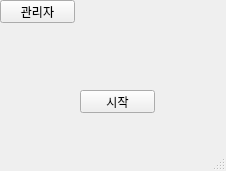
The window that ui/kiosk.ui (BSEom/miniP_kiosk) describes before a commit, drawn with Qt 5.
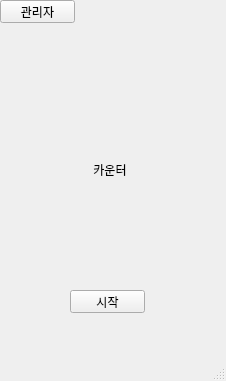
The same window after the commit.

What changed in the file:
```diff
--- a/ui/kiosk.ui
+++ b/ui/kiosk.ui
@@ -7,7 +7,7 @@
     <x>0</x>
     <y>0</y>
     <width>226</width>
-    <height>171</height>
+    <height>381</height>
    </rect>
   </property>
   <property name="minimumSize">
@@ -36,8 +36,8 @@
    <widget class="QPushButton" name="start_btn">
     <property name="geometry">
      <rect>
-      <x>80</x>
-      <y>90</y>
+      <x>70</x>
+      <y>290</y>
       <width>75</width>
       <height>23</height>
      </rect>
@@ -46,6 +46,37 @@
      <string>시작</string>
     </property>
    </widget>
+   <widget class="QLabel" name="homeImg_label">
+    <property name="geometry">
+     <rect>
+      <x>10</x>
+      <y>70</y>
+      <width>200</width>
+      <height>200</height>
+     </rect>
+    </property>
+    <property name="sizePolicy">
+     <sizepolicy hsizetype="Expanding" vsizetype="Expanding">
+      <horstretch>0</horstretch>
+      <verstretch>0</verstretch>
+     </sizepolicy>
+    </property>
+    <property name="minimumSize">
+     <size>
+      <width>200</width>
+      <height>200</height>
+     </size>
+    </property>
+    <property name="text">
+     <string>카운터</string>
+    </property>
+    <property name="scaledContents">
+     <bool>true</bool>
+    </property>
+    <property name="alignment">
+     <set>Qt::AlignCenter</set>
+    </property>
+   </widget>
   </widget>
   <widget class="QMenuBar" name="menubar">
    <property name="geometry">
```
Left out of the diff: 2 changed lines with no effect on the pictures.
